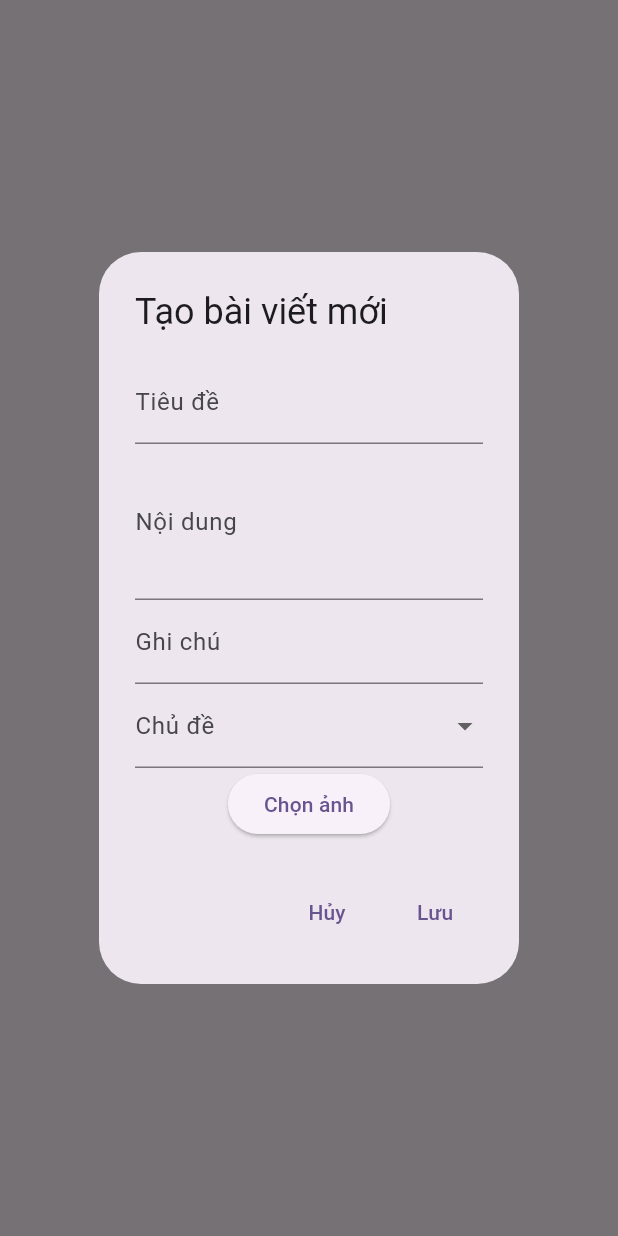
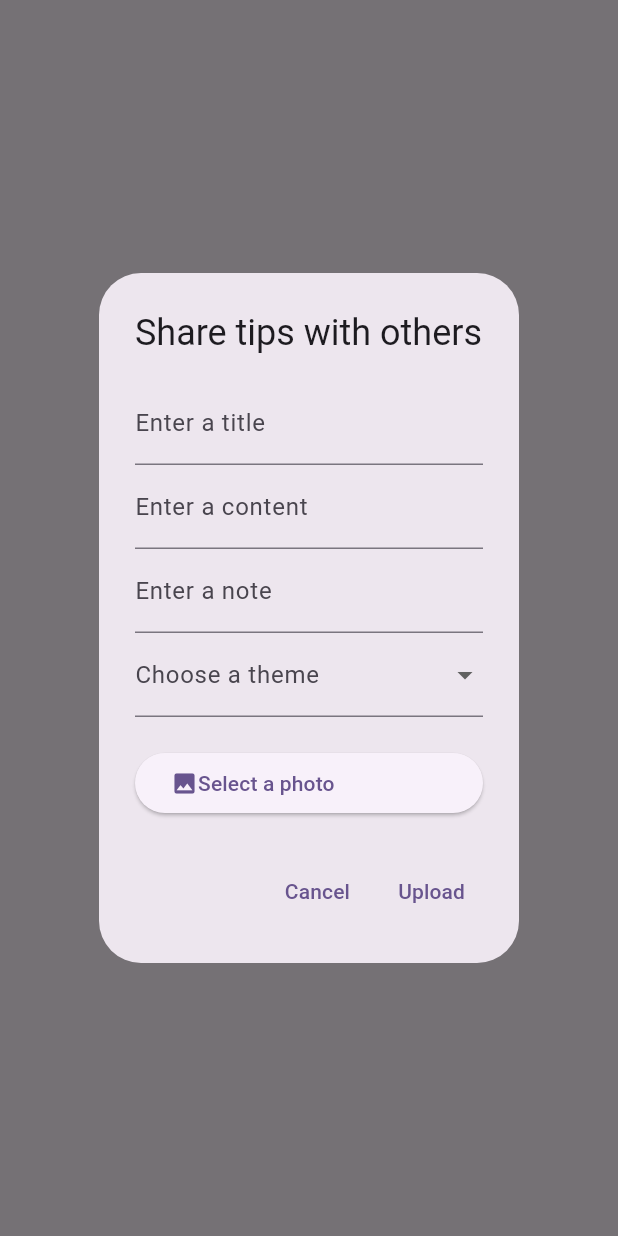
Before and after one commit to tranMinhTien2k3/Mobile_App_Travel_Community, a Flutter app: what showCreatePostDialog() shows on an empty page, opened directly, on a phone screen of 412 x 824 dp. Run offline on Flutter 3.47's test engine with Material 3 defaults, Android fonts, the phone set to English and light mode, and no system bars; our stand-ins replace animated_text_kit, carousel_slider, cloud_firestore, dartz, dio, firebase_auth and 16 more; missing offline and left inert: flutter_facebook_auth; accounts and stored records are empty; network calls fail.

Commit message:
edit form create tips

```diff
--- a/lib/Widgets/creat_tip.dart
+++ b/lib/Widgets/creat_tip.dart
@@ -11,7 +11,7 @@ class _CreateTipState extends State<CreateTip> {
   String _content = '';
   String _notes = '';
   String _selectedTopic = '';
-  final List<String> _topics = ['Chủ đề 1', 'Chủ đề 2', 'Chủ đề 3'];
+  final List<String> _topics = ['theme 1', 'theme 2', 'theme 3'];
 
   @override
   Widget build(BuildContext context) {
@@ -22,26 +22,25 @@ class _CreateTipState extends State<CreateTip> {
           mainAxisSize: MainAxisSize.min,
           children: <Widget>[
             TextFormField(
-              decoration: InputDecoration(labelText: 'Tiêu đề'),
+              decoration: InputDecoration(labelText: 'Enter a title'),
               onSaved: (value) {
                 _title = value!;
               },
             ),
             TextFormField(
-              decoration: InputDecoration(labelText: 'Nội dung'),
+              decoration: InputDecoration(labelText: 'Enter a content'),
               onSaved: (value) {
                 _content = value!;
               },
-              maxLines: 3,
             ),
             TextFormField(
-              decoration: InputDecoration(labelText: 'Ghi chú'),
+              decoration: InputDecoration(labelText: 'Enter a note'),
               onSaved: (value) {
                 _notes = value!;
               },
             ),
             DropdownButtonFormField<String>(
-              decoration: InputDecoration(labelText: 'Chủ đề'),
+              decoration: InputDecoration(labelText: 'Choose a theme'),
               items: _topics.map((String value) {
                 return DropdownMenuItem<String>(
                   value: value,
@@ -54,13 +53,15 @@ class _CreateTipState extends State<CreateTip> {
                 });
               },
             ),
-            // SizedBox(height: 20),
+            SizedBox(height: 20),
             ElevatedButton(
-              onPressed: () {
-                // Hành động khi chọn ảnh
-              },
-              child: Text('Chọn ảnh'),
-            ),
+                onPressed: () {
+                  // Hành động khi chọn ảnh
+                },
+                child: Row(children: [
+                  Icon(Icons.image),
+                  Text('Select a photo'),
+                ])),
           ],
         ),
       ),
@@ -73,17 +74,17 @@ void showCreatePostDialog(BuildContext context) {
     context: context,
     builder: (BuildContext context) {
       return AlertDialog(
-        title: Text('Tạo bài viết mới'),
+        title: Text('Share tips with others'),
         content: CreateTip(),
         actions: <Widget>[
           TextButton(
-            child: Text('Hủy'),
+            child: Text('Cancel'),
             onPressed: () {
               Navigator.of(context).pop();
             },
           ),
           TextButton(
-            child: Text('Lưu'),
+            child: Text('Upload'),
             onPressed: () {
               // Hành động khi lưu bài viết
               Navigator.of(context).pop();
```
